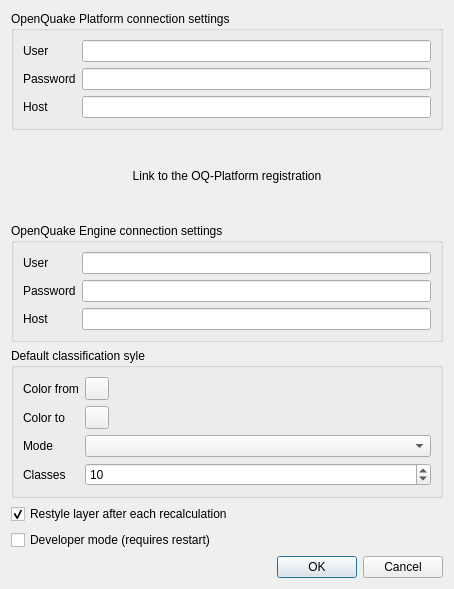
gem/oq-irmt-qgis, file svir/ui/ui_settings.ui: the form before one commit.
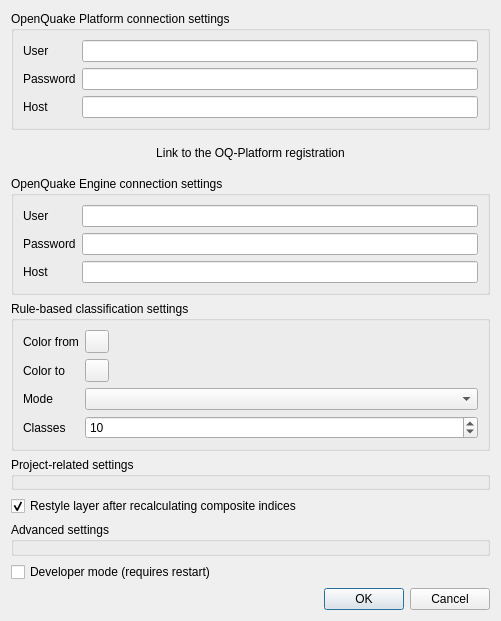
The form after the commit. Custom widgets are drawn as their Qt base class.

Commit message: Save/load force_restyling for (layer or project) and general

Patch:
```diff
--- a/svir/ui/ui_settings.ui
+++ b/svir/ui/ui_settings.ui
@@ -6,8 +6,8 @@
    <rect>
     <x>0</x>
     <y>0</y>
-    <width>454</width>
-    <height>589</height>
+    <width>501</width>
+    <height>621</height>
    </rect>
   </property>
   <property name="windowTitle">
@@ -81,21 +81,10 @@
      <property name="title">
       <string>OpenQuake Engine connection settings</string>
      </property>
-     <layout class="QVBoxLayout" name="verticalLayout_2">
-      <item>
-       <layout class="QFormLayout" name="formLayout_2">
-        <property name="sizeConstraint">
-         <enum>QLayout::SetDefaultConstraint</enum>
-        </property>
+     <layout class="QFormLayout" name="formLayout_4">
         <property name="fieldGrowthPolicy">
          <enum>QFormLayout::AllNonFixedFieldsGrow</enum>
         </property>
-        <property name="leftMargin">
-         <number>0</number>
-        </property>
-        <property name="topMargin">
-         <number>0</number>
-        </property>
         <item row="0" column="0">
          <widget class="QLabel" name="label_6">
           <property name="text">
@@ -131,19 +120,12 @@
          <widget class="QLineEdit" name="engineHostnameEdit"/>
         </item>
        </layout>
-      </item>
-     </layout>
     </widget>
    </item>
-   <item>
-    <layout class="QVBoxLayout" name="verticalLayout_4">
-     <property name="topMargin">
-      <number>0</number>
-     </property>
      <item>
       <widget class="QGroupBox" name="styling_gbx">
        <property name="title">
-        <string>Default classification syle</string>
+      <string>Rule-based classification settings</string>
        </property>
        <layout class="QFormLayout" name="formLayout_3">
         <property name="fieldGrowthPolicy">
@@ -199,17 +181,29 @@
        </layout>
       </widget>
      </item>
+   <item>
+    <widget class="QGroupBox" name="groupBox">
+     <property name="title">
+      <string>Project-related settings</string>
+     </property>
+    </widget>
+   </item>
      <item>
       <widget class="QCheckBox" name="force_restyling_ckb">
        <property name="text">
-        <string>Restyle layer after each recalculation</string>
+      <string>Restyle layer after recalculating composite indices</string>
        </property>
        <property name="checked">
         <bool>true</bool>
        </property>
       </widget>
      </item>
-    </layout>
+   <item>
+    <widget class="QGroupBox" name="groupBox_2">
+     <property name="title">
+      <string>Advanced settings</string>
+     </property>
+    </widget>
    </item>
    <item>
     <widget class="QCheckBox" name="developermodeCheck">
```
Left out of the diff: 9 changed lines with no effect on the pictures. Lines whose indentation alone changed are shown as unchanged. The commit also changes 6 other files.
